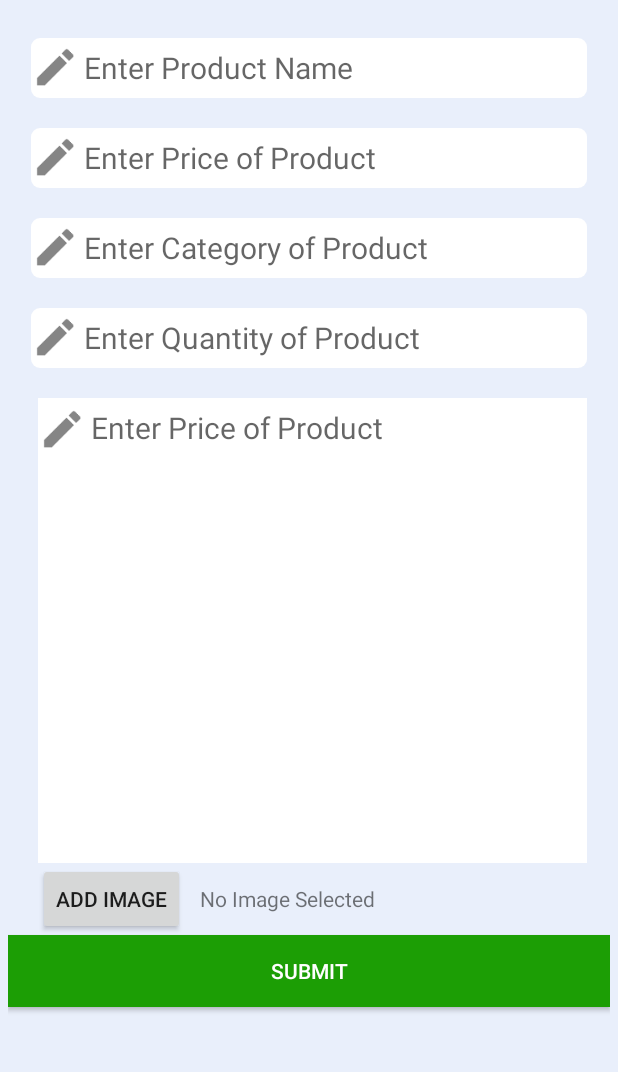
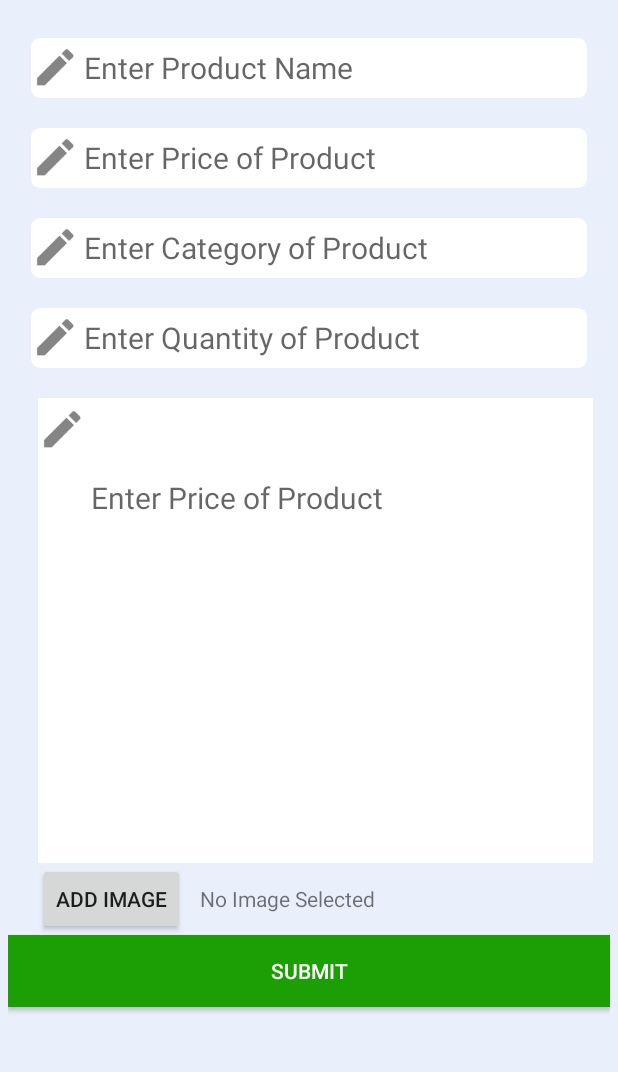
Before and after one commit to naman7kr/Shilp, an Android app: the screen it shows after launch (HomeActivity), in the side drawer, after a tap on "Sell Products", on a phone screen of 412 x 824 dp, the part 114-1186 px from its top. Run offline under Robolectric (Android 15) with nearby library versions, the phone set to English and light mode, and no system bars; our stand-ins replace CircleImageView.

Commit message:
sell products bugs resolved

```diff
--- a/app/src/main/java/vision4/com/Fragments/SellProductsFragment.java
+++ b/app/src/main/java/vision4/com/Fragments/SellProductsFragment.java
@@ -236,7 +236,6 @@ public class SellProductsFragment extends Fragment implements View.OnClickListen
         e.setEnabled(true);
         e.setCursorVisible(true);
         e.setFocusableInTouchMode(true);
-        e.setInputType(InputType.TYPE_CLASS_TEXT);
         e.requestFocus();
     }
     private void removeErrors(){
--- a/app/src/main/res/layout/custom_toolbar.xml
+++ b/app/src/main/res/layout/custom_toolbar.xml
@@ -12,8 +12,6 @@
             android:layout_height="?attr/actionBarSize"
 
             >
-
-
             <TextView
                 android:layout_width="wrap_content"
                 android:layout_height="wrap_content"
--- a/app/src/main/res/layout/fragment_sell_products.xml
+++ b/app/src/main/res/layout/fragment_sell_products.xml
@@ -156,7 +156,7 @@
         android:id="@+id/sell_qty_err"
         />
     <RelativeLayout
-        android:layout_width="match_parent"
+        android:layout_width="370dp"
         android:layout_height="310dp"
         android:layout_marginLeft="20dp"
         android:layout_marginRight="15dp"
@@ -167,17 +167,17 @@
         >
 
         <EditText
-            android:layout_width="match_parent"
+            android:layout_width="fill_parent"
             android:layout_height="wrap_content"
             android:background="@drawable/rounded_rectangle"
             android:hint="Enter Price of Product"
             android:textSize="20sp"
             android:paddingLeft="35dp"
+            android:ems="10"
             android:id="@+id/sell_product_desc"
             android:layout_marginTop="6dp"
-            android:maxLines="100"
             android:inputType="textMultiLine"
-            android:maxWidth="@dimen/nav_header_height"
+            android:lines="5"
             />
         <ImageView
             android:layout_width="26dp"
```
